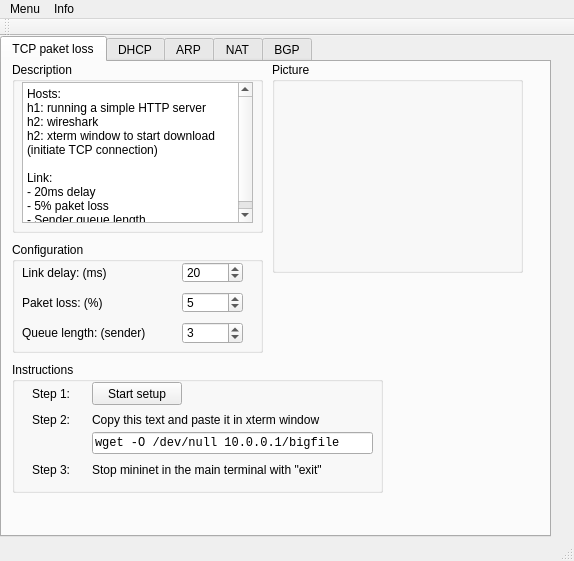
The window that mainwindow.ui (koppd/mt) describes before a commit, drawn with Qt 5.
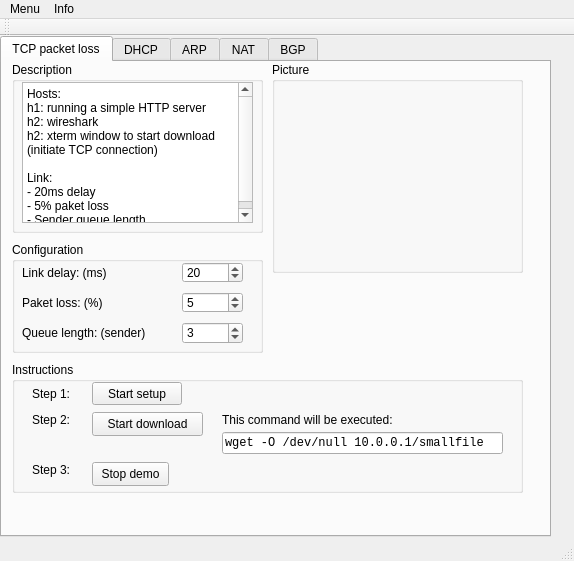
The same window after the commit. The open tabs and pages were chosen to show the change. Icons and pictures are not drawn.

Commit message: TCPloss als Class und mehr Automatisierung

The edit to the form file:
```diff
--- a/mainwindow.ui
+++ b/mainwindow.ui
@@ -28,7 +28,7 @@
     </property>
     <widget class="QWidget" name="tab">
      <attribute name="title">
-      <string>TCP paket loss</string>
+      <string>TCP packet loss</string>
      </attribute>
      <widget class="QGroupBox" name="groupBox">
       <property name="geometry">
@@ -147,7 +147,7 @@
        <rect>
         <x>10</x>
         <y>300</y>
-        <width>371</width>
+        <width>511</width>
         <height>131</height>
        </rect>
       </property>
@@ -199,20 +199,20 @@
       <widget class="QLabel" name="label_4">
        <property name="geometry">
         <rect>
-         <x>80</x>
+         <x>210</x>
          <y>50</y>
          <width>281</width>
          <height>16</height>
         </rect>
        </property>
        <property name="text">
-        <string>Copy this text and paste it in xterm window</string>
+        <string>This command will be executed:</string>
        </property>
       </widget>
       <widget class="QLineEdit" name="lineEdit">
        <property name="geometry">
         <rect>
-         <x>80</x>
+         <x>210</x>
          <y>70</y>
          <width>281</width>
          <height>22</height>
@@ -224,20 +224,10 @@
         </font>
        </property>
        <property name="text">
-        <string>wget -O /dev/null 10.0.0.1/bigfile</string>
+        <string>wget -O /dev/null 10.0.0.1/smallfile</string>
        </property>
-      </widget>
-      <widget class="QLabel" name="label_13">
-       <property name="geometry">
-        <rect>
-         <x>80</x>
-         <y>100</y>
-         <width>281</width>
-         <height>16</height>
-        </rect>
-       </property>
-       <property name="text">
-        <string>Stop mininet in the main terminal with &quot;exit&quot;</string>
+       <property name="readOnly">
+        <bool>true</bool>
        </property>
       </widget>
       <widget class="QLabel" name="label_12">
@@ -253,6 +243,32 @@
         <string>Step 3:</string>
        </property>
       </widget>
+      <widget class="QPushButton" name="TCPloss_Step2">
+       <property name="geometry">
+        <rect>
+         <x>80</x>
+         <y>50</y>
+         <width>111</width>
+         <height>24</height>
+        </rect>
+       </property>
+       <property name="text">
+        <string>Start download</string>
+       </property>
+      </widget>
+      <widget class="QPushButton" name="TCPloss_Exit">
+       <property name="geometry">
+        <rect>
+         <x>80</x>
+         <y>100</y>
+         <width>77</width>
+         <height>24</height>
+        </rect>
+       </property>
+       <property name="text">
+        <string>Stop demo</string>
+       </property>
+      </widget>
      </widget>
      <widget class="QGroupBox" name="groupBox_3">
       <property name="geometry">
```
Left out of the diff: 18 changed lines with no effect on the pictures. The commit also changes 4 other files.
